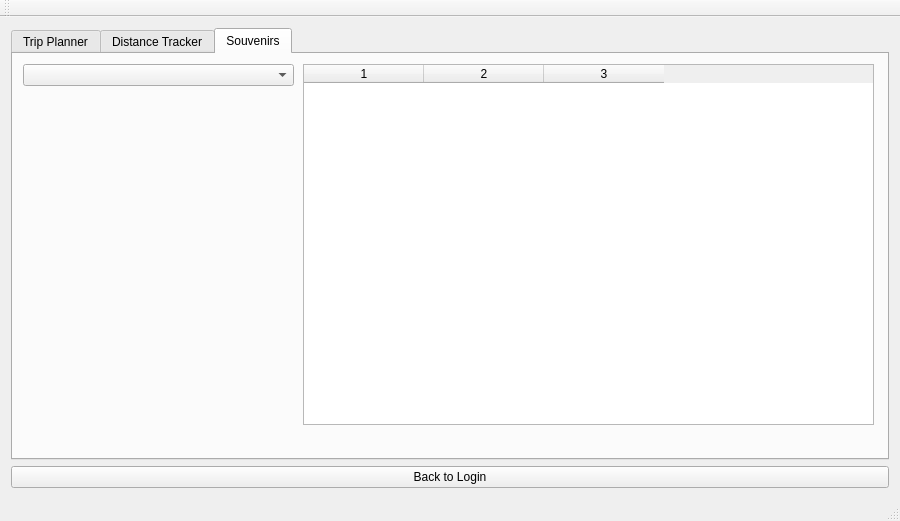
This is Group_Project_1/mainwindow.ui in Cyrus-Riahi/CS1D-P1 as Qt 5 draws it before an edit. The edited form follows.
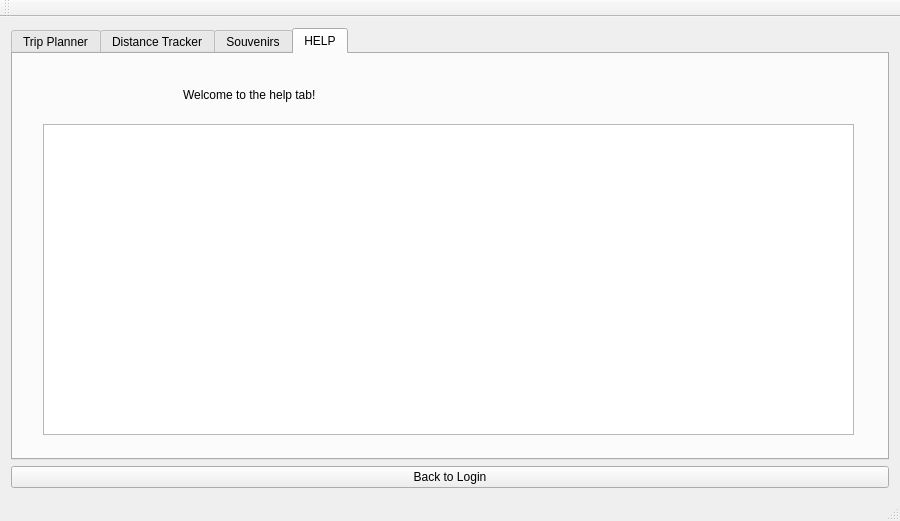
This is the edited form.

Commit message: Added a help tab for the user

```diff
--- a/Group_Project_1/mainwindow.ui
+++ b/Group_Project_1/mainwindow.ui
@@ -26,7 +26,7 @@
          </size>
         </property>
         <property name="currentIndex">
-         <number>2</number>
+         <number>3</number>
         </property>
         <widget class="QWidget" name="tripPlannerTab">
          <attribute name="title">
@@ -601,6 +601,41 @@
           <column/>
          </widget>
         </widget>
+        <widget class="QWidget" name="tab">
+         <attribute name="title">
+          <string>HELP</string>
+         </attribute>
+         <widget class="QLabel" name="label">
+          <property name="geometry">
+           <rect>
+            <x>170</x>
+            <y>10</y>
+            <width>531</width>
+            <height>61</height>
+           </rect>
+          </property>
+          <property name="styleSheet">
+           <string notr="true">font: 75 36pt &quot;MS Shell Dlg 2&quot;;
+</string>
+          </property>
+          <property name="text">
+           <string>Welcome to the help tab!</string>
+          </property>
+         </widget>
+         <widget class="QTextBrowser" name="helpTextBrowser">
+          <property name="geometry">
+           <rect>
+            <x>30</x>
+            <y>70</y>
+            <width>811</width>
+            <height>311</height>
+           </rect>
+          </property>
+          <property name="styleSheet">
+           <string notr="true">font: 12pt &quot;MS Shell Dlg 2&quot;;</string>
+          </property>
+         </widget>
+        </widget>
        </widget>
       </item>
      </layout>
```
The commit also changes 4 other files.
